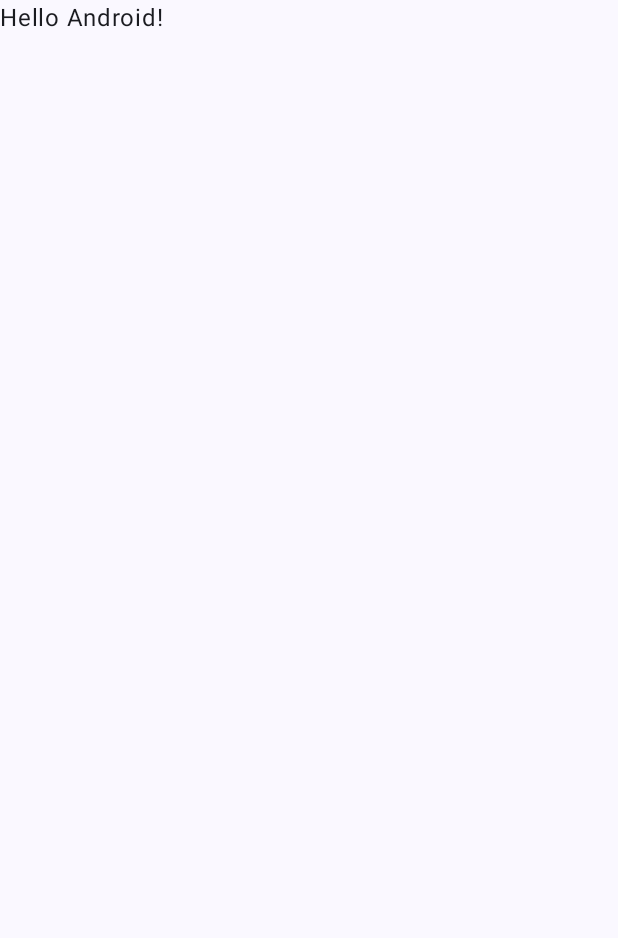
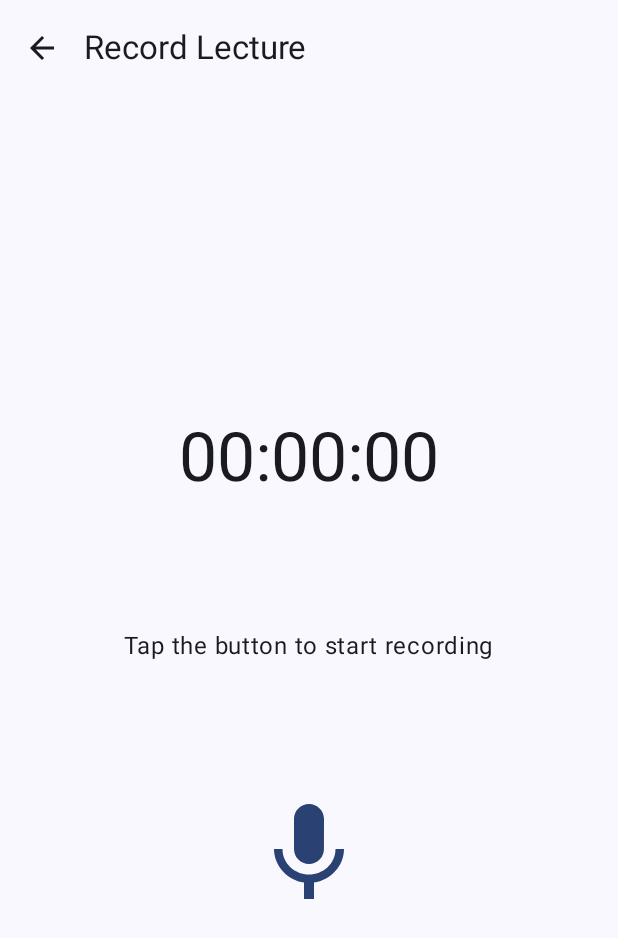
Before and after one commit to MasuRii/IT342-G3-AudioScholar, an Android app built with Jetpack Compose: the screen it shows after launch (MainActivity), on a phone screen of 412 x 824 dp. Before the commit the part shown is almost empty. Shown: the top 938 px of the screen. Run offline under Robolectric (Android 15) with nearby library versions, the phone set to English and light mode, and no system bars; our stand-ins replace Dagger/Hilt's generated code.

```diff
--- a/frontend_mobile/AudioScholar/app/src/main/AndroidManifest.xml
+++ b/frontend_mobile/AudioScholar/app/src/main/AndroidManifest.xml
@@ -3,6 +3,7 @@
     xmlns:tools="http://schemas.android.com/tools">
 
     <application
+        android:name=".AudioScholarApplication"
         android:allowBackup="true"
         android:dataExtractionRules="@xml/data_extraction_rules"
         android:fullBackupContent="@xml/backup_rules"
@@ -13,13 +14,12 @@
         android:theme="@style/Theme.AudioScholar"
         tools:targetApi="31">
         <activity
-            android:name=".MainActivity"
+            android:name=".ui.main.MainActivity"
             android:exported="true"
             android:label="@string/app_name"
             android:theme="@style/Theme.AudioScholar">
             <intent-filter>
                 <action android:name="android.intent.action.MAIN" />
-
                 <category android:name="android.intent.category.LAUNCHER" />
             </intent-filter>
         </activity>
--- a/frontend_mobile/AudioScholar/app/src/main/java/edu/cit/audioscholar/ui/main/MainActivity.kt
+++ b/frontend_mobile/AudioScholar/app/src/main/java/edu/cit/audioscholar/ui/main/MainActivity.kt
@@ -1,4 +1,4 @@
-package edu.cit.audioscholar
+package edu.cit.audioscholar.ui.main // Or edu.cit.audioscholar if it's directly under the root
 
 import android.os.Bundle
 import androidx.activity.ComponentActivity
@@ -6,38 +6,44 @@ import androidx.activity.compose.setContent
 import androidx.compose.foundation.layout.fillMaxSize
 import androidx.compose.material3.MaterialTheme
 import androidx.compose.material3.Surface
-import androidx.compose.material3.Text
-import androidx.compose.runtime.Composable
 import androidx.compose.ui.Modifier
-import androidx.compose.ui.tooling.preview.Preview
+import androidx.navigation.compose.NavHost
+import androidx.navigation.compose.composable
+import androidx.navigation.compose.rememberNavController
+import dagger.hilt.android.AndroidEntryPoint // Add Hilt Entry Point
+import edu.cit.audioscholar.ui.recording.RecordingScreen // Import your new screen
 import edu.cit.audioscholar.ui.theme.AudioScholarTheme
 
+@AndroidEntryPoint // Needed for Hilt ViewModel injection in Composables
 class MainActivity : ComponentActivity() {
     override fun onCreate(savedInstanceState: Bundle?) {
         super.onCreate(savedInstanceState)
         setContent {
             AudioScholarTheme {
-                // A surface container using the 'background' color from the theme
-                Surface(modifier = Modifier.fillMaxSize(), color = MaterialTheme.colorScheme.background) {
-                    Greeting("Android")
+                Surface(
+                    modifier = Modifier.fillMaxSize(),
+                    color = MaterialTheme.colorScheme.background
+                ) {
+                    // Set up the NavHost
+                    val navController = rememberNavController()
+                    NavHost(
+                        navController = navController,
+                        startDestination = RecordingScreenRoute // Define a route string
+                    ) {
+                        // Define the Recording Screen destination
+                        composable(route = RecordingScreenRoute) {
+                            RecordingScreen(navController = navController)
+                        }
+
+                        // Add other destinations later:
+                        // composable("other_screen_route") { OtherScreen(navController) }
+                    }
                 }
             }
         }
     }
 }
 
-@Composable
-fun Greeting(name: String, modifier: Modifier = Modifier) {
-    Text(
-            text = "Hello $name!",
-            modifier = modifier
-    )
-}
-
-@Preview(showBackground = true)
-@Composable
-fun GreetingPreview() {
-    AudioScholarTheme {
-        Greeting("Android")
-    }
-}
+// Define route constants (good practice)
+const val RecordingScreenRoute = "recording_screen"
+// const val OtherScreenRoute = "other_screen"
--- /dev/null
+++ b/frontend_mobile/AudioScholar/app/src/main/java/edu/cit/audioscholar/ui/recording/RecordingScreen.kt
@@ -0,0 +1,175 @@
+package edu.cit.audioscholar.ui.recording
+
+import androidx.compose.foundation.layout.*
+import androidx.compose.material.icons.Icons
+// Import the specific AutoMirrored icon
+import androidx.compose.material.icons.automirrored.filled.ArrowBack
+import androidx.compose.material.icons.filled.Mic
+import androidx.compose.material.icons.filled.Stop
+import androidx.compose.material3.*
+import androidx.compose.runtime.Composable
+import androidx.compose.runtime.getValue
+import androidx.compose.ui.Alignment
+import androidx.compose.ui.Modifier
+import androidx.compose.ui.res.stringResource
+import androidx.compose.ui.tooling.preview.Preview // Keep Preview import
+import androidx.compose.ui.unit.dp
+import androidx.hilt.navigation.compose.hiltViewModel
+import androidx.lifecycle.compose.collectAsStateWithLifecycle
+import androidx.navigation.NavHostController
+// Import rememberNavController for the preview
+import androidx.navigation.compose.rememberNavController
+import edu.cit.audioscholar.R // Import your R class
+import edu.cit.audioscholar.ui.theme.AudioScholarTheme // Import your theme
+import androidx.compose.material3.ExperimentalMaterial3Api
+
+// Remove @Preview from the main composable function
+// @Preview // <-- REMOVED
+@OptIn(ExperimentalMaterial3Api::class) // For TopAppBar
+@Composable
+fun RecordingScreen(
+    navController: NavHostController, // To handle back navigation
+    // Use hiltViewModel for actual runtime injection
+    viewModel: RecordingViewModel = hiltViewModel()
+) {
+    // Observe the UI state from the ViewModel in a lifecycle-aware manner
+    val uiState by viewModel.uiState.collectAsStateWithLifecycle()
+
+    Scaffold(
+        topBar = {
+            TopAppBar(
+                title = { Text(stringResource(id = R.string.recording_screen_title)) },
+                navigationIcon = {
+                    IconButton(onClick = {
+                        // TODO: Add confirmation dialog if uiState.isRecording is true
+                        navController.navigateUp() // Use NavController to go back
+                    }) {
+                        Icon(
+                            // Use the AutoMirrored version of the icon
+                            imageVector = Icons.AutoMirrored.Filled.ArrowBack, // <-- UPDATED
+                            contentDescription = stringResource(R.string.cd_back_button)
+                        )
+                    }
+                }
+                // Add actions here if needed later
+            )
+        }
+    ) { paddingValues ->
+        Column(
+            modifier = Modifier
+                .padding(paddingValues) // Apply padding from Scaffold
+                .fillMaxSize()
+                .padding(16.dp), // Add overall screen padding
+            horizontalAlignment = Alignment.CenterHorizontally,
+            verticalArrangement = Arrangement.SpaceAround // Arrange elements vertically
+        ) {
+            Spacer(modifier = Modifier.height(64.dp)) // Add some space at the top
+
+            // Timer Display
+            Text(
+                text = uiState.elapsedTimeFormatted,
+                style = MaterialTheme.typography.displayMedium
+            )
+
+            // Recording Status Indicator
+            Text(
+                text = if (uiState.isRecording) {
+                    stringResource(R.string.status_recording)
+                } else {
+                    stringResource(R.string.status_tap_to_record)
+                },
+                style = MaterialTheme.typography.bodyLarge
+            )
+
+            // Record/Stop Button
+            IconButton(
+                onClick = { viewModel.toggleRecording() },
+                modifier = Modifier.size(80.dp) // Set button size
+            ) {
+                Icon(
+                    imageVector = if (uiState.isRecording) Icons.Filled.Stop else Icons.Filled.Mic,
+                    contentDescription = if (uiState.isRecording) {
+                        stringResource(R.string.cd_stop_button)
+                    } else {
+                        stringResource(R.string.cd_record_button)
+                    },
+                    modifier = Modifier.fillMaxSize(), // Icon fills the IconButton
+                    tint = MaterialTheme.colorScheme.primary // Use theme color
+                )
+            }
+
+            Spacer(modifier = Modifier.height(64.dp)) // Add some space at the bottom
+        }
+    }
+}
+
+// --- Add a dedicated Preview function ---
+@OptIn(ExperimentalMaterial3Api::class) // <-- ADD THIS LINE
+@Preview(showBackground = true, name = "Recording Screen Preview")
+@Composable
+fun RecordingScreenPreview() {
+    AudioScholarTheme {
+        // Create a fake state for the preview
+        val previewState = RecordingUiState(
+            isRecording = false,
+            elapsedTimeFormatted = "00:10:35" // Example time
+        )
+        // Create a dummy NavController for the preview
+        val dummyNavController = rememberNavController()
+
+        Scaffold( // This requires the OptIn
+            topBar = {
+                TopAppBar( // This requires the OptIn
+                    title = { Text(stringResource(id = R.string.recording_screen_title)) },
+                    navigationIcon = {
+                        IconButton(onClick = { /* No action in preview */ }) {
+                            Icon(
+                                imageVector = Icons.AutoMirrored.Filled.ArrowBack, // Use updated icon
+                                contentDescription = stringResource(R.string.cd_back_button)
+                            )
+                        }
+                    }
+                )
+            }
+        ) { paddingValues ->
+            Column(
+                modifier = Modifier
+                    .padding(paddingValues)
+                    .fillMaxSize()
+                    .padding(16.dp),
+                horizontalAlignment = Alignment.CenterHorizontally,
+                verticalArrangement = Arrangement.SpaceAround
+            ) {
+                Spacer(modifier = Modifier.height(64.dp))
+                Text(
+                    text = previewState.elapsedTimeFormatted, // Use preview state
+                    style = MaterialTheme.typography.displayMedium
+                )
+                Text(
+                    text = if (previewState.isRecording) { // Use preview state
+                        stringResource(R.string.status_recording)
+                    } else {
+                        stringResource(R.string.status_tap_to_record)
+                    },
+                    style = MaterialTheme.typography.bodyLarge
+                )
+                IconButton(
+                    onClick = { /* No action in preview */ },
+                    modifier = Modifier.size(80.dp)
+                ) {
+                    Icon(
+                        imageVector = if (previewState.isRecording) Icons.Filled.Stop else Icons.Filled.Mic, // Use preview state
+                        contentDescription = if (previewState.isRecording) {
+                            stringResource(R.string.cd_stop_button)
+                        } else {
+                            stringResource(R.string.cd_record_button)
+                        },
+                        modifier = Modifier.fillMaxSize(),
+                        tint = MaterialTheme.colorScheme.primary
+                    )
+                }
+                Spacer(modifier = Modifier.height(64.dp))
+            }
+        }
+    }
+}
--- /dev/null
+++ b/frontend_mobile/AudioScholar/app/src/main/res/drawable/ic_mic.xml
@@ -0,0 +1,5 @@
+<vector xmlns:android="http://schemas.android.com/apk/res/android" android:height="24dp" android:tint="#000000" android:viewportHeight="24" android:viewportWidth="24" android:width="24dp">
+
+    <path android:fillColor="@android:color/white" android:pathData="M12,14c1.66,0 2.99,-1.34 2.99,-3L15,5c0,-1.66 -1.34,-3 -3,-3S9,3.34 9,5v6c0,1.66 1.34,3 3,3zM17.3,11c0,3 -2.54,5.1 -5.3,5.1S6.7,14 6.7,11L5,11c0,3.41 2.72,6.23 6,6.72L11,21h2v-3.28c3.28,-0.48 6,-3.3 6,-6.72h-1.7z"/>
+
+</vector>
--- /dev/null
+++ b/frontend_mobile/AudioScholar/app/src/main/res/values-land/dimens.xml
@@ -0,0 +1,3 @@
+<resources>
+    <dimen name="activity_horizontal_margin">48dp</dimen>
+</resources>
--- /dev/null
+++ b/frontend_mobile/AudioScholar/app/src/main/res/values-w1240dp/dimens.xml
@@ -0,0 +1,3 @@
+<resources>
+    <dimen name="activity_horizontal_margin">200dp</dimen>
+</resources>
--- /dev/null
+++ b/frontend_mobile/AudioScholar/app/src/main/res/values-w600dp/dimens.xml
@@ -0,0 +1,3 @@
+<resources>
+    <dimen name="activity_horizontal_margin">48dp</dimen>
+</resources>
--- /dev/null
+++ b/frontend_mobile/AudioScholar/app/src/main/res/values/dimens.xml
@@ -0,0 +1,5 @@
+<resources>
+    <!-- Default screen margins, per the Android Design guidelines. -->
+    <dimen name="activity_horizontal_margin">16dp</dimen>
+    <dimen name="activity_vertical_margin">16dp</dimen>
+</resources>
--- a/frontend_mobile/AudioScholar/app/src/main/res/values/strings.xml
+++ b/frontend_mobile/AudioScholar/app/src/main/res/values/strings.xml
@@ -1,3 +1,13 @@
+<!-- res/values/strings.xml -->
 <resources>
     <string name="app_name">AudioScholar</string>
+
+    <string name="recording_screen_title">Record Lecture</string>
+    <string name="initial_timer_value">00:00:00</string>
+    <string name="status_tap_to_record">Tap the button to start recording</string>
+    <string name="status_recording">Recording...</string>
+    <string name="cd_record_button">Record Button</string> <!-- Content Description -->
+    <string name="cd_stop_button">Stop Button</string> <!-- Content Description -->
+    <string name="cd_back_button">Back</string> <!-- Content Description -->
+
 </resources>
--- a/frontend_mobile/AudioScholar/build.gradle.kts
+++ b/frontend_mobile/AudioScholar/build.gradle.kts
@@ -3,4 +3,5 @@ plugins {
     alias(libs.plugins.androidApplication) apply false
     alias(libs.plugins.jetbrainsKotlinAndroid) apply false
     alias(libs.plugins.hilt.android) apply false
+    alias(libs.plugins.compose.compiler) apply false
 }
```
Also changed, not shown: frontend_mobile/AudioScholar/app/build.gradle.kts (+41 -17 lines), frontend_mobile/AudioScholar/app/src/main/java/edu/cit/audioscholar/ui/recording/RecordingViewModel.kt (added, +105 -0 lines), frontend_mobile/AudioScholar/app/src/main/res/drawable/ic_arrow_back.xml (added, +25 -0 lines), frontend_mobile/AudioScholar/app/src/main/res/drawable/ic_stop.xml (added, +16 -0 lines), frontend_mobile/AudioScholar/gradle.properties (+16 -0 lines), frontend_mobile/AudioScholar/gradle/libs.versions.toml (+54 -14 lines).
